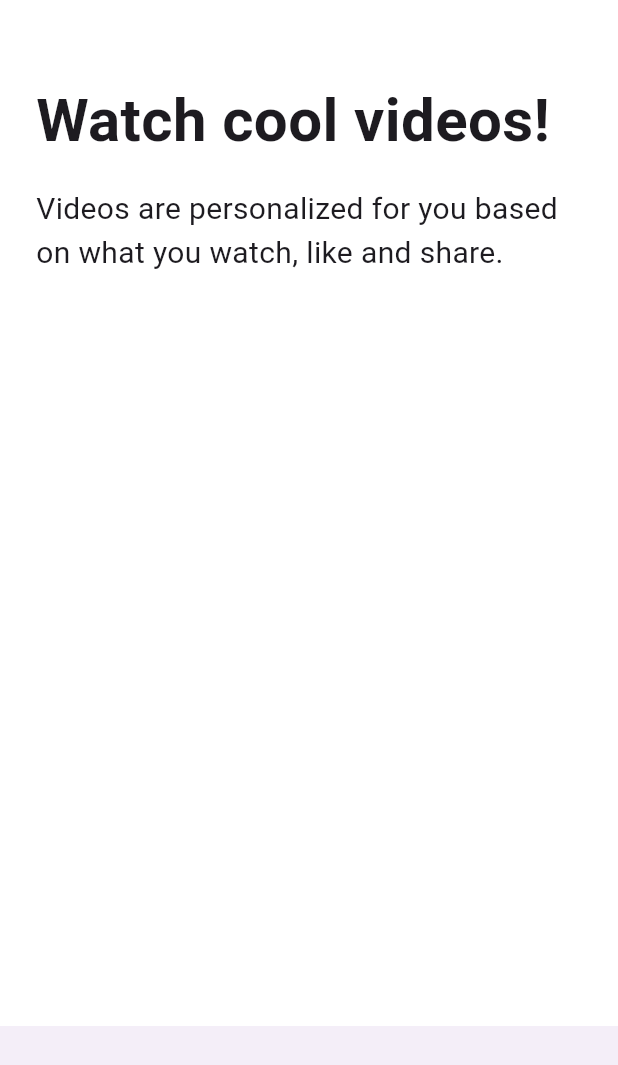
After one commit to sunkeunchoi/flutter_ticktok, a Flutter app: the screen it shows after launch, after a tap on "Next", on a phone screen of 412 x 824 dp. The commit adds this screen. Shown: the top 1065 px of the screen. Run offline on Flutter 3.47's test engine with Material 2 defaults, Android fonts, the phone set to English and light mode, and no system bars; our stand-ins replace font_awesome_flutter.

Commit message:
tutorial screen AnimatedCrossFade bug

```diff
--- a/lib/features/onboarding/interests_screen.dart
+++ b/lib/features/onboarding/interests_screen.dart
@@ -2,6 +2,7 @@ import 'package:flutter/material.dart';
 import 'package:flutter_ticktoc/constants/gaps.dart';
 import 'package:flutter_ticktoc/constants/sizes.dart';
 
+import 'tutorial_screen.dart';
 import 'widgets/interest_button.dart';
 
 const interests = [
@@ -56,6 +57,14 @@ class _InterestsScreenState extends State<InterestsScreen> {
     });
   }
 
+  void _onNextTap() {
+    Navigator.of(context).push(
+      MaterialPageRoute(
+        builder: (context) => const TutorialScreen(),
+      ),
+    );
+  }
+
   @override
   Widget build(BuildContext context) {
     return Scaffold(
@@ -73,17 +82,22 @@ class _InterestsScreenState extends State<InterestsScreen> {
       ),
       bottomNavigationBar: BottomAppBar(
         surfaceTintColor: Colors.white,
-        height: Sizes.size96,
+        height: 120,
         elevation: 2,
         child: Padding(
           padding: const EdgeInsets.symmetric(
-            horizontal: Sizes.size20,
-            vertical: Sizes.size08,
+            horizontal: Sizes.size02,
+            vertical: Sizes.size02,
           ),
+          child: GestureDetector(
+            onTap: _onNextTap,
             child: Container(
               alignment: Alignment.center,
               decoration: BoxDecoration(
                 color: Theme.of(context).primaryColor,
+                borderRadius: BorderRadius.circular(
+                  Sizes.size05,
+                ),
               ),
               child: const Text(
                 "Next",
@@ -96,6 +110,7 @@ class _InterestsScreenState extends State<InterestsScreen> {
             ),
           ),
         ),
+      ),
       body: Scrollbar(
         controller: _scrollController,
         child: SingleChildScrollView(
@@ -103,8 +118,8 @@ class _InterestsScreenState extends State<InterestsScreen> {
           child: SafeArea(
             child: Padding(
               padding: const EdgeInsets.only(
-                left: Sizes.size10,
-                right: Sizes.size10,
+                left: Sizes.size24,
+                right: Sizes.size24,
                 bottom: Sizes.size24,
               ),
               child: Column(
--- /dev/null
+++ b/lib/features/onboarding/tutorial_screen.dart
@@ -0,0 +1,123 @@
+import 'package:flutter/cupertino.dart';
+import 'package:flutter/material.dart';
+import 'package:flutter_ticktoc/constants/gaps.dart';
+import 'package:flutter_ticktoc/constants/sizes.dart';
+
+class TutorialScreen extends StatefulWidget {
+  const TutorialScreen({super.key});
+
+  @override
+  State<TutorialScreen> createState() => _TutorialScreenState();
+}
+
+enum Direction { right, left }
+
+enum Pages { first, second }
+
+class _TutorialScreenState extends State<TutorialScreen> {
+  Direction _direction = Direction.right;
+  Pages _showingPage = Pages.first;
+
+  void _onPanUpdate(DragUpdateDetails details) {
+    var current = details.delta.dx > 0 ? Direction.right : Direction.left;
+    if (current == _direction) return;
+    setState(() {
+      _direction = current;
+    });
+  }
+
+  void _onPanEnd(DragEndDetails details) {
+    setState(() {
+      _showingPage = _direction == Direction.left ? Pages.second : Pages.first;
+    });
+  }
+
+  @override
+  Widget build(BuildContext context) {
+    return GestureDetector(
+      onPanUpdate: _onPanUpdate,
+      onPanEnd: _onPanEnd,
+      child: Scaffold(
+        body: SafeArea(
+          child: Padding(
+            padding: const EdgeInsets.symmetric(
+              horizontal: Sizes.size24,
+            ),
+            child: AnimatedCrossFade(
+              crossFadeState: _showingPage == Pages.first
+                  ? CrossFadeState.showFirst
+                  : CrossFadeState.showSecond,
+              duration: const Duration(microseconds: 3000),
+              firstChild: Column(
+                crossAxisAlignment: CrossAxisAlignment.start,
+                children: const [
+                  Gaps.v52,
+                  Text(
+                    "Watch cool videos!",
+                    style: TextStyle(
+                      fontSize: Sizes.size40,
+                      fontWeight: FontWeight.w600,
+                    ),
+                  ),
+                  Gaps.v16,
+                  Text(
+                    "Videos are personalized for you based on what you watch, like and share.",
+                    style: TextStyle(
+                      fontSize: Sizes.size20,
+                    ),
+                  ),
+                ],
+              ),
+              secondChild: Column(
+                crossAxisAlignment: CrossAxisAlignment.start,
+                children: const [
+                  Gaps.v52,
+                  Text(
+                    "Follow the rules!",
+                    style: TextStyle(
+                      fontSize: Sizes.size40,
+                      fontWeight: FontWeight.w600,
+                    ),
+                  ),
+                  Gaps.v16,
+                  Text(
+                    "Take care plis!",
+                    style: TextStyle(
+                      fontSize: Sizes.size20,
+                    ),
+                  ),
+                ],
+              ),
+            ),
+          ),
+        ),
+        bottomNavigationBar: BottomAppBar(
+          height: 140,
+          surfaceTintColor: Colors.white,
+          child: Padding(
+            padding: const EdgeInsets.symmetric(
+              horizontal: Sizes.size10,
+              vertical: Sizes.size10,
+            ),
+            child: AnimatedOpacity(
+              duration: const Duration(
+                microseconds: 300,
+              ),
+              opacity: _showingPage == Pages.first ? 0 : 1,
+              child: CupertinoButton(
+                onPressed: () {},
+                color: Theme.of(context).primaryColor,
+                child: const Text(
+                  "Enter the app!",
+                  style: TextStyle(
+                    fontSize: Sizes.size20,
+                  ),
+                ),
+              ),
+            ),
+          ),
+        ),
+      ),
+    );
+  }
+}
--- a/lib/main.dart
+++ b/lib/main.dart
@@ -1,6 +1,5 @@
 import 'package:flutter/material.dart';
 import 'package:flutter_ticktoc/constants/sizes.dart';
-import 'package:flutter_ticktoc/features/authentication/signup_screen.dart';
 import 'package:flutter_ticktoc/features/onboarding/interests_screen.dart';
 
 void main() {
```
Also changed, not shown: lib/features/onboarding/tutorial_screen_old.dart (added, +114 -0 lines). Lines whose indentation alone changed are shown as unchanged.
